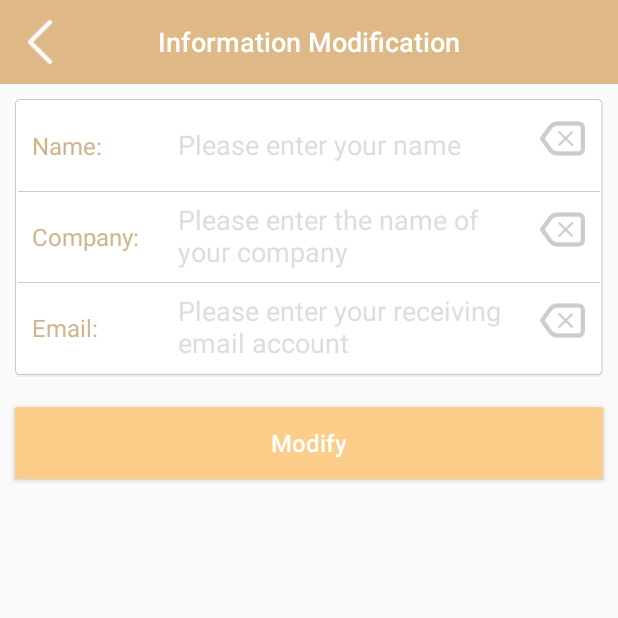
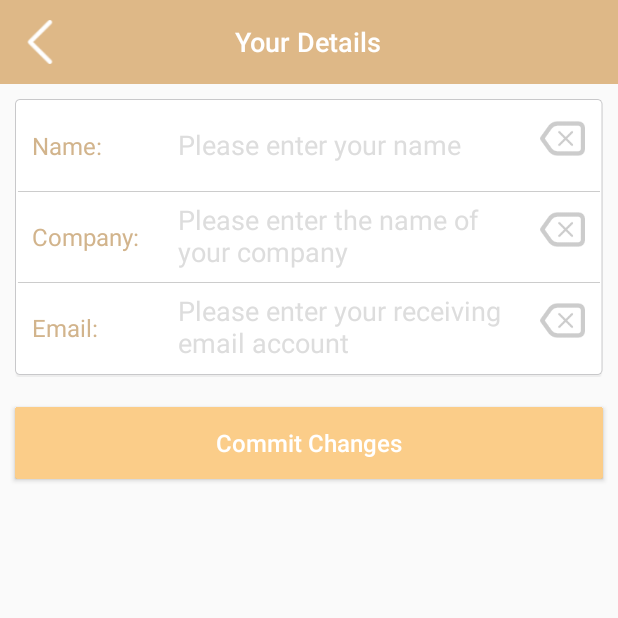
Before and after one commit to super41/start4, an Android app: the screen it shows after launch (InfoChangeActivity), after a tap on an icon or button, on a phone screen of 412 x 824 dp, the top half of it. Run offline under Robolectric (Android 15) with nearby library versions, the phone set to English and light mode, and no system bars.

Commit message:
修改翻译和一些UI

```diff
--- /dev/null
+++ b/CourierVersion/app/src/main/java/com/example/courierversion/activity/WelcomeActivity.java
@@ -0,0 +1,37 @@
+package com.example.courierversion.activity;
+
+import android.app.Activity;
+import android.content.Intent;
+import android.os.Bundle;
+import android.os.Handler;
+import android.os.PersistableBundle;
+import android.support.annotation.Nullable;
+import android.support.v7.app.AppCompatActivity;
+import android.util.Log;
+
+import com.example.courierversion.R;
+
+/**
+ * Created by super41 on 2018/5/13.
+ */
+
+public class WelcomeActivity extends Activity {
+
+    @Override
+    protected void onCreate(@Nullable Bundle savedInstanceState) {
+        super.onCreate(savedInstanceState);
+        setContentView(R.layout.activity_welcome);
+        Handler handler = new Handler();
+        //当计时结束,跳转至主界面
+        handler.postDelayed(new Runnable() {
+            @Override
+            public void run() {
+                Intent intent = new Intent(WelcomeActivity.this, MainActivity.class);
+                startActivity(intent);
+                overridePendingTransition(R.anim.magnify_fade_in, R.anim.magnify_fade_out);
+                finish();
+            }
+        }, 2600);
+    }
+
+}
--- /dev/null
+++ b/CourierVersion/app/src/main/res/anim/magnify_fade_in.xml
@@ -0,0 +1,16 @@
+<?xml version="1.0" encoding="utf-8"?>
+<!-- 放大淡入 -->
+<set xmlns:android="http://schemas.android.com/apk/res/android"
+        android:interpolator="@android:anim/decelerate_interpolator">
+
+    <alpha
+        android:fromAlpha="0" android:toAlpha="1.0"
+        android:duration="1000"/>
+
+    <scale
+        android:fromXScale=".5" android:toXScale="1.0"
+        android:fromYScale=".5" android:toYScale="1.0"
+        android:pivotX="50%p" android:pivotY="50%p"
+        android:duration="1000" />
+
+</set>
--- /dev/null
+++ b/CourierVersion/app/src/main/res/anim/magnify_fade_out.xml
@@ -0,0 +1,16 @@
+<?xml version="1.0" encoding="utf-8"?>
+<!-- 放大淡出 -->
+<set xmlns:android="http://schemas.android.com/apk/res/android"
+        android:interpolator="@android:anim/decelerate_interpolator">
+
+    <alpha
+        android:fromAlpha="1.0" android:toAlpha="0"
+        android:duration="1000"/>
+
+    <scale
+        android:fromXScale="1.0" android:toXScale="1.5"
+        android:fromYScale="1.0" android:toYScale="1.5"
+        android:pivotX="50%p" android:pivotY="50%p"
+        android:duration="1000" />
+
+</set>
--- a/CourierVersion/app/src/main/res/values/strings.xml
+++ b/CourierVersion/app/src/main/res/values/strings.xml
@@ -1,12 +1,12 @@
 <resources>
-    <string name="app_name">Courier version</string>
+    <string name="app_name">SmartaBoxC</string>
     <string name="input_name">Please enter your name</string>
     <string name="input_company">Please enter the name of your company</string>
     <string name="input_email">Please enter your receiving email account</string>
     <string name="to_register">Go to Register</string>
     <string name="to_scan">Scan QR Code</string>
     <string name="OK">OK</string>
-    <string name="please_write">Please enter the number ...</string>
+    <string name="please_write">Please Enter the QR Code</string>
     <string name="please_ensure">Please confirm that you have entered the correct number</string>
 
     <!--申请权限相关-->
@@ -167,13 +167,13 @@
     <string name="sbc_name">Google Book Search</string>
     <string name="wifi_changing_network">Requesting connection to network\u2026</string>
 
-    <string name="viewfinderview_status_text1">Put QR code into the viewfinder frame</string>
+    <string name="viewfinderview_status_text1">Scan QR Code on outside of door</string>
     <string name="viewfinderview_status_text2">It automatically scans</string>
     <string name="open_flashlight">Flash on</string>
     <string name="off_flashlight">Flash off</string>
-    <string name="write_number">Enter the number</string>
+    <string name="write_number">Enter QR Code</string>
     <string name="tv_now_status">Current State:</string>
-    <string name="courier_terminal">Courier Terminal</string>
+    <string name="courier_terminal">Courier Details</string>
     <string name="scan_one_scan">Scan</string>
     <string name="enter_number">Enter Number</string>
     <string name="please_enter_number">Please enter the number...</string>
@@ -192,11 +192,11 @@
     <string name="receive_data">Receive:</string>
     <string name="tips">tips: if the connection fails, you can click Retry</string>
     <string name="connection">Connection</string>
-    <string name="info_change">Information Modification</string>
+    <string name="info_change">Your Details</string>
     <string name="name">Name:</string>
     <string name="company">Company:</string>
     <string name="email">Email:</string>
-    <string name="modify">Modify</string>
+    <string name="modify">Commit Changes</string>
     <string name="change_info_success">Modify data successfully</string>
     <string name="enter_right_email">Please enter the correct email</string>
     <string name="submit_info_success">Successfully complete information</string>
```
Also changed, not shown: CourierVersion/app/src/main/AndroidManifest.xml (+8 -2 lines), CourierVersion/app/src/main/res/layout/activity_welcome.xml (added, +12 -0 lines), CourierVersion/app/src/main/res/drawable-hdpi/timg.jpg (added), CourierVersion/app/src/main/res/mipmap-hdpi/logo1.jpg (added), CourierVersion/app/src/main/res/mipmap-mdpi/logo1.jpg (added), CourierVersion/app/src/main/res/mipmap-xhdpi/logo1.jpg (added), CourierVersion/app/src/main/res/mipmap-xxhdpi/logo1.jpg (added), CourierVersion/app/src/main/res/mipmap-xxxhdpi/logo1.jpg (added).
